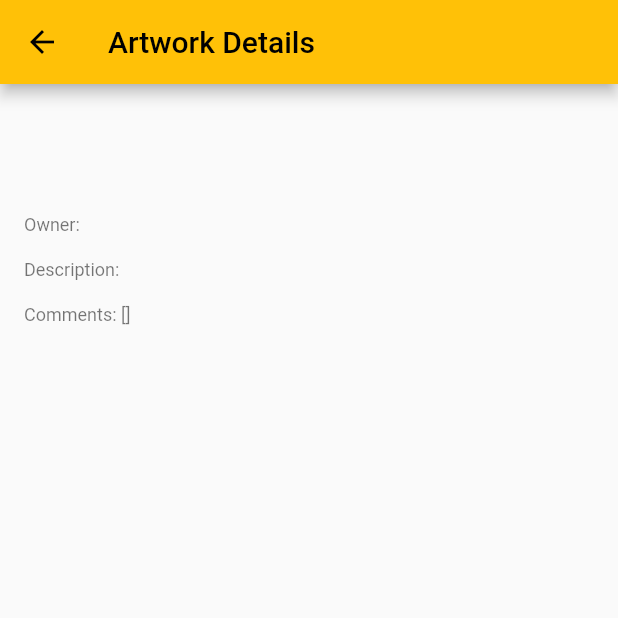
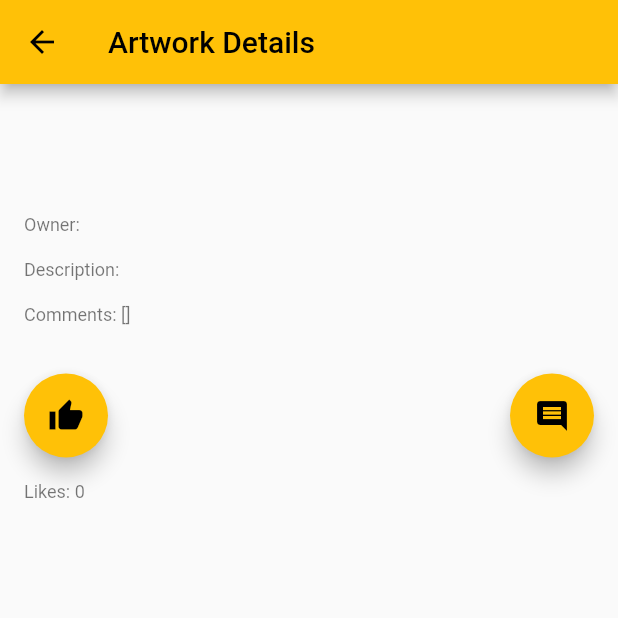
Before and after one commit to titintoro/Flallery, a Flutter app: the ArtworkDetailsPage screen opened directly with empty values, on a phone screen of 412 x 824 dp, the top half of it. Run offline on Flutter 3.47's test engine with Material 2 defaults, Android fonts, the phone set to English and light mode, and no system bars; our stand-ins replace bloc, bloc_concurrency, equatable, flutter_bloc, get_it, injectable and 2 more; missing offline and left inert: http_interceptor; accounts and stored records are empty; statements that could not run were skipped.

Commit message:
Like Button and Comment Button

```diff
--- a/flallery_frontend/lib/pages/artwork_details_page.dart
+++ b/flallery_frontend/lib/pages/artwork_details_page.dart
@@ -1,6 +1,6 @@
 import 'package:flallery_frontend/models/artwork_list_response.dart';
 import 'package:flutter/material.dart';
-
+/*
 class ArtworkDetailsPage extends StatelessWidget {
   final Artwork artwork;
 
@@ -53,4 +53,93 @@ class ArtworkDetailsPage extends StatelessWidget {
       ),
     );
   }
+} */
+
+
+class ArtworkDetailsPage extends StatefulWidget {
+  final Artwork artwork;
+
+  const ArtworkDetailsPage({required this.artwork});
+
+  @override
+  _ArtworkDetailsPageState createState() => _ArtworkDetailsPageState();
 }
+
+class _ArtworkDetailsPageState extends State<ArtworkDetailsPage> {
+  int _likeCount = 0;
+
+  void _likeArtwork() {
+    setState(() {
+      _likeCount++;
+    });
+  }
+
+  @override
+  Widget build(BuildContext context) {
+    final textTheme = Theme.of(context).textTheme;
+    return Scaffold(
+      appBar: AppBar(
+        title: Text('Artwork Details'),
+        leading: IconButton(
+          icon: Icon(Icons.arrow_back),
+          onPressed: () {
+            Navigator.pop(context);
+          },
+        ),
+      ),
+      body: Padding(
+        padding: const EdgeInsets.all(16.0),
+        child: Column(
+          crossAxisAlignment: CrossAxisAlignment.start,
+          children: [
+            Text(
+              widget.artwork.name!,
+              style: textTheme.titleLarge,
+            ),
+            SizedBox(height: 16.0),
+            Text(
+              widget.artwork.description ?? 'No description available',
+              style: textTheme.bodyLarge,
+            ),
+            SizedBox(height: 16.0),
+            Text(
+              'Owner: ${widget.artwork.owner}',
+              style: textTheme.bodySmall,
+            ),
+            SizedBox(height: 16.0),
+            Text(
+              'Description: ${widget.artwork.description}',
+              style: textTheme.bodySmall,
+            ),
+            SizedBox(height: 16.0),
+            Text(
+              'Comments: ${widget.artwork.comments}',
+              style: textTheme.bodySmall,
+            ),
+            SizedBox(height: 32.0),
+            Row(
+              mainAxisAlignment: MainAxisAlignment.spaceBetween,
+              children: [
+                FloatingActionButton(
+                  onPressed: _likeArtwork,
+                  tooltip: 'Like',
+                  child: Icon(Icons.thumb_up),
+                ),
+                FloatingActionButton(
+                  onPressed: () {},
+                  tooltip: 'Comment',
+                  child: Icon(Icons.comment),
+                ),
+              ],
+            ),
+            SizedBox(height: 16.0),
+            Text(
+              'Likes: $_likeCount',
+              style: textTheme.bodySmall,
+            ),
+          ],
+        ),
+      ),
+    );
+  }
+}
```
